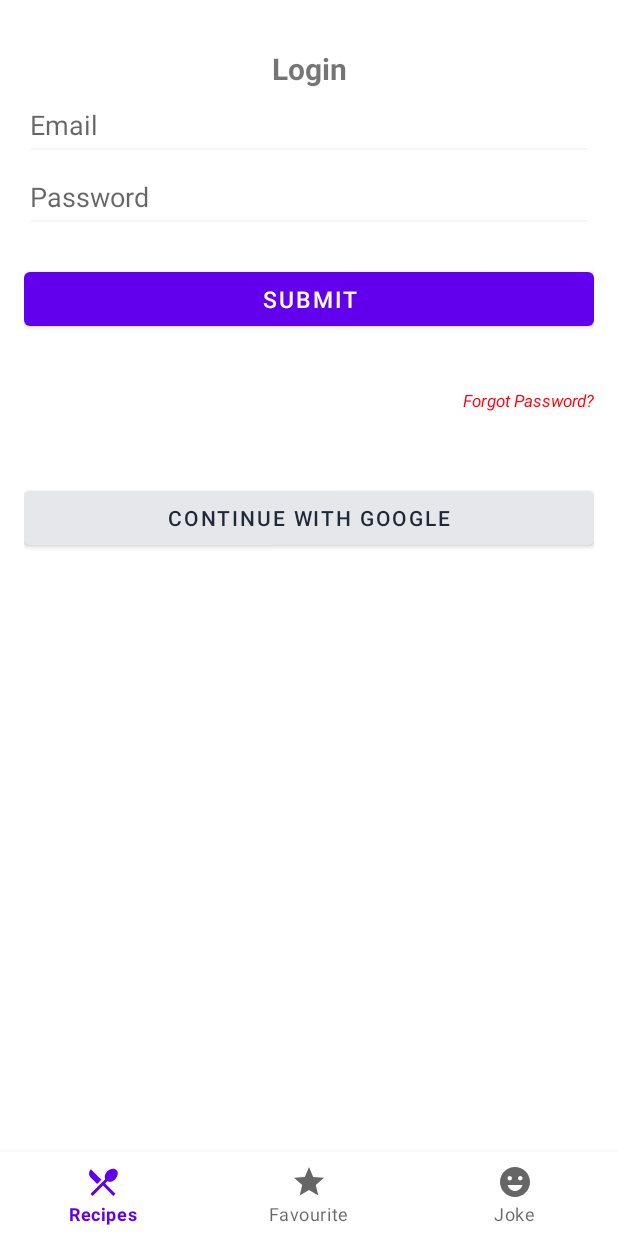
After one commit to bishal5917/Chefmate, an Android app built with Jetpack Compose: the LoginFragment screen opened through its navigation route, on a phone screen of 412 x 824 dp. The commit adds this screen. Run offline under Robolectric (Android 15) with nearby library versions, the phone set to English and light mode, and no system bars; our stand-ins replace Dagger/Hilt's generated code, navigation-ui.

Commit message:
login fragment made

```diff
--- a/app/build.gradle
+++ b/app/build.gradle
@@ -28,6 +28,7 @@ android {
 
     buildFeatures {
         dataBinding true
+        viewBinding true
     }
 
     compileOptions {
@@ -47,6 +48,8 @@ dependencies {
     implementation 'androidx.core:core-ktx:1.3.2'
     implementation 'androidx.appcompat:appcompat:1.2.0'
     implementation 'androidx.constraintlayout:constraintlayout:2.0.2'
+    implementation 'androidx.annotation:annotation:1.3.0'
+    implementation 'androidx.lifecycle:lifecycle-livedata-ktx:2.6.2'
     testImplementation 'junit:junit:4.13'
     androidTestImplementation 'androidx.test.ext:junit:1.1.2'
     androidTestImplementation 'androidx.test.espresso:espresso-core:3.3.0'
--- /dev/null
+++ b/app/src/main/java/com/example/recipesapp/features/presentation/login/LoginFragment.kt
@@ -0,0 +1,18 @@
+package com.example.recipesapp.features.presentation.login
+
+import android.os.Bundle
+import androidx.fragment.app.Fragment
+import android.view.LayoutInflater
+import android.view.View
+import android.view.ViewGroup
+import com.example.recipesapp.R
+
+class LoginFragment : Fragment() {
+    override fun onCreateView(
+        inflater: LayoutInflater, container: ViewGroup?,
+        savedInstanceState: Bundle?
+    ): View? {
+        // Inflate the layout for this fragment
+        return inflater.inflate(R.layout.fragment_login, container, false)
+    }
+}
--- /dev/null
+++ b/app/src/main/res/layout/fragment_login.xml
@@ -0,0 +1,85 @@
+<?xml version="1.0" encoding="utf-8"?>
+<androidx.constraintlayout.widget.ConstraintLayout xmlns:android="http://schemas.android.com/apk/res/android"
+    xmlns:app="http://schemas.android.com/apk/res-auto"
+    xmlns:tools="http://schemas.android.com/tools"
+    android:layout_width="match_parent"
+    android:layout_height="match_parent"
+    android:padding="16dp"
+    tools:context=".features.presentation.login.LoginFragment">
+
+    <TextView
+        android:id="@+id/loginText"
+        android:layout_width="wrap_content"
+        android:layout_height="wrap_content"
+        android:layout_marginTop="16dp"
+        android:text="@string/login"
+        android:textSize="20sp"
+        android:textStyle="bold"
+        app:layout_constraintEnd_toEndOf="parent"
+        app:layout_constraintStart_toStartOf="parent"
+        app:layout_constraintTop_toTopOf="parent" />
+
+    <EditText
+        android:id="@+id/loginTextField"
+        android:layout_width="0dp"
+        android:layout_height="48dp"
+        android:backgroundTint="@color/neutral_100"
+        android:hint="Email"
+        android:inputType="textEmailAddress"
+        app:layout_constraintEnd_toEndOf="parent"
+        app:layout_constraintStart_toStartOf="parent"
+        app:layout_constraintTop_toBottomOf="@+id/loginText" />
+
+    <EditText
+        android:id="@+id/loginPasswordField"
+        android:layout_width="0dp"
+        android:layout_height="48dp"
+        android:backgroundTint="@color/neutral_100"
+        android:hint="@string/password"
+        android:inputType="textPassword"
+        app:layout_constraintEnd_toEndOf="@+id/loginTextField"
+        app:layout_constraintStart_toStartOf="@+id/loginTextField"
+        app:layout_constraintTop_toBottomOf="@+id/loginTextField" />
+
+    <Button
+        android:id="@+id/loginButton"
+        android:layout_width="0dp"
+        android:layout_height="wrap_content"
+        android:layout_marginTop="20dp"
+        android:text="@string/submit"
+        android:textSize="15sp"
+        app:layout_constraintEnd_toEndOf="@+id/loginPasswordField"
+        app:layout_constraintStart_toStartOf="@+id/loginPasswordField"
+        app:layout_constraintTop_toBottomOf="@+id/loginPasswordField" />
+
+    <Button
+        android:id="@+id/forgotPasswordButton"
+        android:layout_width="wrap_content"
+        android:layout_height="wrap_content"
+        android:layout_marginTop="20dp"
+        android:backgroundTint="@color/white"
+        android:outlineProvider="none"
+        android:padding="0dp"
+        android:text="@string/forgot_password"
+        android:textAppearance="@style/Widget.AppCompat.Spinner.Underlined"
+        android:textColor="@color/error"
+        android:textSize="11sp"
+        android:textStyle="italic"
+        app:layout_constraintEnd_toEndOf="parent"
+        app:layout_constraintTop_toBottomOf="@+id/loginButton" />
+
+
+    <Button
+        android:id="@+id/loginWithGoogleBtn"
+        android:layout_width="0dp"
+        android:layout_height="wrap_content"
+        android:layout_marginTop="30dp"
+        android:backgroundTint="@color/neutral_200"
+        android:drawableStart="@drawable/ic_circle"
+        android:text="@string/continue_with_google"
+        android:textColor="@color/neutral_800"
+        app:layout_constraintEnd_toEndOf="parent"
+        app:layout_constraintStart_toStartOf="parent"
+        app:layout_constraintTop_toBottomOf="@+id/forgotPasswordButton" />
+
+</androidx.constraintlayout.widget.ConstraintLayout>
--- a/app/src/main/res/navigation/my_nav.xml
+++ b/app/src/main/res/navigation/my_nav.xml
@@ -9,7 +9,11 @@
         android:id="@+id/recipesFragment"
         android:name="com.example.recipesapp.features.presentation.recipes.Recipes_Fragment"
         android:label="fragment_recipes_"
-        tools:layout="@layout/fragment_recipes_" />
+        tools:layout="@layout/fragment_recipes_" >
+        <action
+            android:id="@+id/action_recipesFragment_to_loginFragment"
+            app:destination="@id/loginFragment" />
+    </fragment>
     <fragment
         android:id="@+id/favouriteRecipesFragment"
         android:name="com.example.recipesapp.features.presentation.favourite.FavouriteRecipesFragment"
@@ -20,4 +24,9 @@
         android:name="com.example.recipesapp.features.presentation.food_joke.FoodJokeFragment"
         android:label="fragment_food_joke"
         tools:layout="@layout/fragment_food_joke" />
+    <fragment
+        android:id="@+id/loginFragment"
+        android:name="com.example.recipesapp.features.presentation.login.LoginFragment"
+        android:label="fragment_login"
+        tools:layout="@layout/fragment_login" />
 </navigation>
--- a/app/src/main/res/values/dimens.xml
+++ b/app/src/main/res/values/dimens.xml
@@ -1,3 +1,6 @@
 <resources>
     <dimen name="fab_margin">16dp</dimen>
+    <!-- Default screen margins, per the Android Design guidelines. -->
+    <dimen name="fragment_horizontal_margin">16dp</dimen>
+    <dimen name="fragment_vertical_margin">16dp</dimen>
 </resources>
--- a/app/src/main/res/values/strings.xml
+++ b/app/src/main/res/values/strings.xml
@@ -21,4 +21,22 @@
     <string name="fav_icon">fav_icon</string>
     <string name="veganimage">veganImage</string>
     <string name="clockimage">clockImage</string>
+    <!-- Strings related to login -->
+    <string name="prompt_email">Email</string>
+    <string name="prompt_password">Password</string>
+    <string name="action_sign_in">Sign in or register</string>
+    <string name="action_sign_in_short">Sign in</string>
+    <string name="welcome">"Welcome!"</string>
+    <string name="invalid_username">Not a valid username</string>
+    <string name="invalid_password">Password must be >5 characters</string>
+    <string name="login_failed">"Login failed"</string>
+    <!-- TODO: Remove or change this placeholder text -->
+    <string name="hello_blank_fragment">Hello blank fragment</string>
+    <string name="login">Login</string>
+    <string name="email">Email</string>
+    <string name="submit">Submit</string>
+    <string name="forgot_password">Forgot Password?</string>
+    <string name="continue_with_google">Continue with Google</string>
+    <string name="password">Password</string>
+    <string name="or">Or</string>
 </resources>
```
